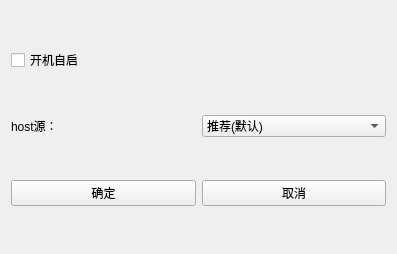
Before: the Qt Designer form github_hosts/mainwindow.ui in baiwulin/GitHub-hosts, drawn with Qt 5.
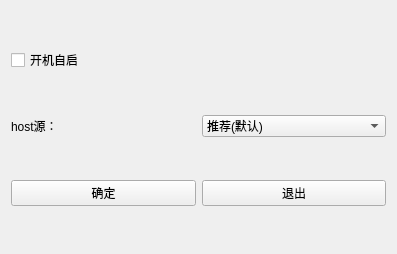
After: the same form once the commit is applied.

The edit to the form file:
```diff
--- a/github_hosts/mainwindow.ui
+++ b/github_hosts/mainwindow.ui
@@ -41,7 +41,7 @@
        <string notr="true"/>
       </property>
       <property name="text">
-       <string>取消</string>
+       <string>退出</string>
       </property>
       <property name="default">
        <bool>false</bool>
```
